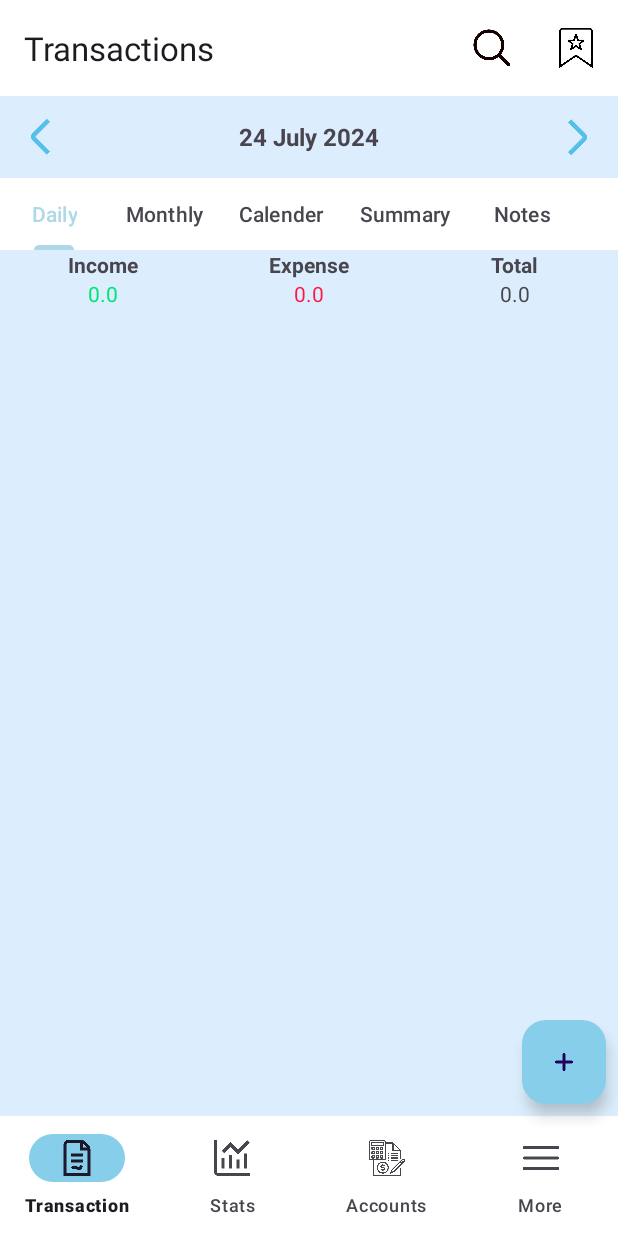
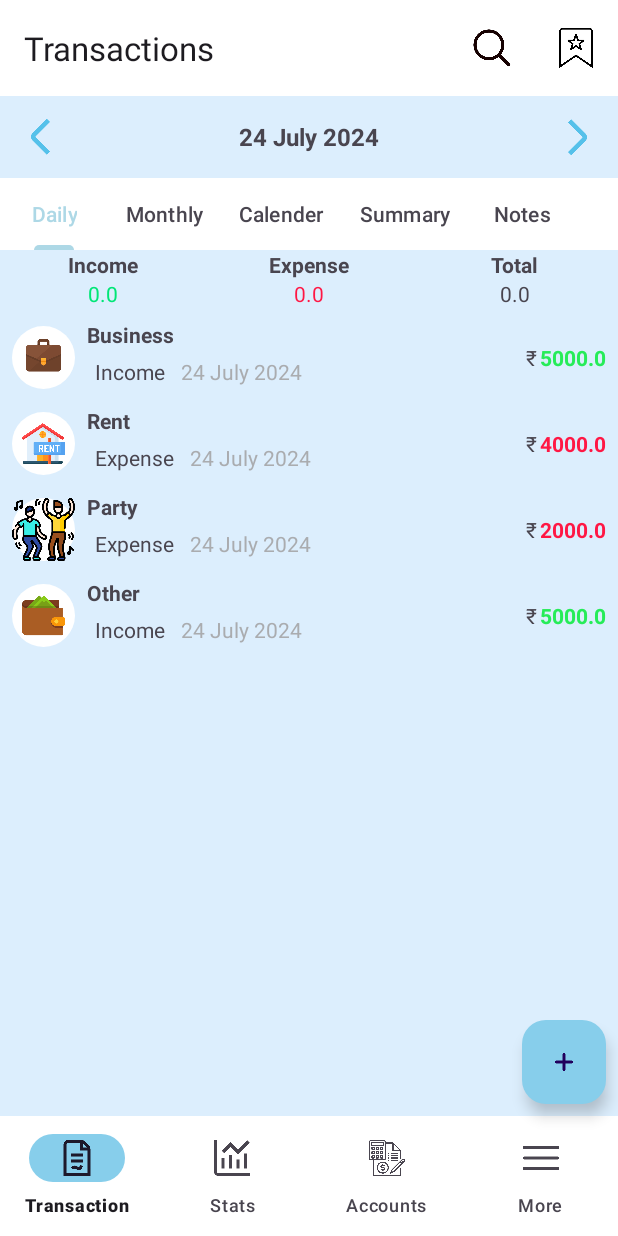
Before and after one commit to kunal07dev/Expense-Manager, an Android app: the screen it shows after launch (MainActivity), on a phone screen of 412 x 824 dp. Run offline under Robolectric (Android 15) with nearby library versions, the phone set to English and light mode, and no system bars; Roboto replaces fonts that are not available here.

Commit message:
transcation adapter done

```diff
--- a/app/build.gradle.kts
+++ b/app/build.gradle.kts
@@ -1,6 +1,7 @@
 plugins {
     id("com.android.application")
 }
+
 
 android {
     namespace = "com.example.expensemanager"
--- a/app/src/main/java/com/example/expensemanager/adapter/transcationadpt.java
+++ b/app/src/main/java/com/example/expensemanager/adapter/transcationadpt.java
@@ -14,9 +14,12 @@ import androidx.recyclerview.widget.RecyclerView;
 import com.example.expensemanager.R;
 import com.example.expensemanager.databinding.RowBinding;
 import com.example.expensemanager.models.Transcation;
+import com.example.expensemanager.models.category;
+import com.example.expensemanager.utils.constants;
 import com.example.expensemanager.utils.helper;
 
 import java.util.ArrayList;
+import java.util.Locale;
 
 public class transcationadpt extends RecyclerView.Adapter<transcationadpt.transviewholder> {
     Context context;
@@ -35,22 +38,25 @@ public class transcationadpt extends RecyclerView.Adapter<transcationadpt.transv
 
     @Override
     public void onBindViewHolder(@NonNull transviewholder holder, int position) {
-        Transcation transcation=transactions.get(position);
-        holder.binding.transam.setText((String.valueOf(transcation.getAmmount())));
+        Transcation transcation = transactions.get(position);
+        holder.binding.transam.setText(String.valueOf(transcation.getAmmount()));
         holder.binding.type.setText(transcation.getType());
-
         holder.binding.transdate.setText(helper.formatedate(transcation.getDate()));
         holder.binding.transcat.setText(transcation.getCategory());
-        if(transcation.getType().equals("Income")){
+
+        category transca = constants.getcatdetails(transcation.getCategory());
+        if (transca != null) {
+            holder.binding.categoryicon.setImageResource(transca.getCatimg());
+        } else {
+            // Set a default image or hide the icon if category is not found
+            holder.binding.categoryicon.setImageResource(R.drawable.bus); // Make sure you have a default image
+        }
+
+        if (transcation.getType().equals("Income")) {
             holder.binding.transam.setTextColor(context.getColor(R.color.green));
-
-
-        }
-        else {
+        } else {
             holder.binding.transam.setTextColor(context.getColor(R.color.red));
         }
-
-
     }
 
     @Override
--- a/app/src/main/java/com/example/expensemanager/models/Transcation.java
+++ b/app/src/main/java/com/example/expensemanager/models/Transcation.java
@@ -7,17 +7,27 @@ public class Transcation {
     private Date date;
     private double ammount;
     private long id;
+    private  String account;
 
     public Transcation() {
     }
 
-    public Transcation(String type, String category, String note, Date date, double ammount, long id) {
+    public Transcation(String type, String category, String account,String note, Date date, double ammount, long id) {
         this.type = type;
         this.category = category;
         this.note = note;
         this.date = date;
         this.ammount = ammount;
+        this.account=account;
         this.id = id;
+    }
+
+    public String getAccount() {
+        return account;
+    }
+
+    public void setAccount(String account) {
+        this.account = account;
     }
 
     public String getType() {
--- a/app/src/main/java/com/example/expensemanager/utils/constants.java
+++ b/app/src/main/java/com/example/expensemanager/utils/constants.java
@@ -9,7 +9,7 @@ public class constants {
     public static ArrayList<category> categories;
     public static void setCategories() {
         categories=new ArrayList<>();
-        categories.add(new category("Buisness", R.drawable.briefcase));
+        categories.add(new category("Business", R.drawable.briefcase));
         categories.add(new category("Party", R.drawable.dance));
         categories.add(new category("Education", R.drawable.education));
         categories.add(new category("Food", R.drawable.fast_food));
@@ -18,5 +18,14 @@ public class constants {
         categories.add(new category("Beauty", R.drawable.makeup_pouch));
         categories.add(new category("Health", R.drawable.healthcare));
         categories.add(new category("Gift", R.drawable.gift));
+        categories.add(new category("Other", R.drawable.wallet));
+    }
+    public static category getcatdetails(String catname){
+        for(category cat:categories){
+            if(cat.getCatName().equals(catname)){
+                return cat;
+            }
+        }
+        return null;
     }
 }
--- a/app/src/main/java/com/example/expensemanager/views/activities/MainActivity.java
+++ b/app/src/main/java/com/example/expensemanager/views/activities/MainActivity.java
@@ -1,59 +1,73 @@
 package com.example.expensemanager.views.activities;
 
 import androidx.appcompat.app.AppCompatActivity;
+import androidx.recyclerview.widget.LinearLayoutManager;
 
 import android.os.Bundle;
 import android.view.Menu;
 
+import com.example.expensemanager.adapter.transcationadpt;
+import com.example.expensemanager.models.Transcation;
 import com.example.expensemanager.utils.constants;
 import com.example.expensemanager.utils.helper;
 import com.example.expensemanager.views.fragments.Addtrans;
 import com.example.expensemanager.R;
 import com.example.expensemanager.databinding.ActivityMainBinding;
 
-import java.text.SimpleDateFormat;
+import java.util.ArrayList;
 import java.util.Calendar;
+import java.util.Date;
 
 public class MainActivity extends AppCompatActivity {
-   ActivityMainBinding binding;
-
-   Calendar calender;
+    ActivityMainBinding binding;
+    Calendar calendar;
 
     @Override
     protected void onCreate(Bundle savedInstanceState) {
         super.onCreate(savedInstanceState);
-        setContentView(R.layout.activity_main);
-        binding= ActivityMainBinding.inflate(getLayoutInflater());
+        binding = ActivityMainBinding.inflate(getLayoutInflater());
         setContentView(binding.getRoot());
         setSupportActionBar(binding.toolbar);
         getSupportActionBar().setTitle("Transactions");
 
+        // Initialize categories
         constants.setCategories();
 
+        calendar = Calendar.getInstance();
+        updateDate();
 
-        calender=Calendar.getInstance();
-        updateDate();
-        binding.nextdate.setOnClickListener(c->{
-            calender.add(Calendar.DATE,1);
+        binding.nextdate.setOnClickListener(c -> {
+            calendar.add(Calendar.DATE, 1);
             updateDate();
         });
-        binding.predate.setOnClickListener(c->{
-            calender.add(Calendar.DATE,-1);
+
+        binding.predate.setOnClickListener(c -> {
+            calendar.add(Calendar.DATE, -1);
             updateDate();
         });
-        binding.floatingActionButton.setOnClickListener(c->{
-            new Addtrans().show(getSupportFragmentManager(),null);
 
+        binding.floatingActionButton.setOnClickListener(c -> {
+            new Addtrans().show(getSupportFragmentManager(), null);
         });
+
+        ArrayList<Transcation> transactions = new ArrayList<>();
+        transactions.add(new Transcation("Income", "Business", "Cash", "Some note here", new Date(), 5000, 2));
+       transactions.add(new Transcation("Expense", "Rent", "Cash", "Some note here", new Date(), 4000, 3));
+        transactions.add(new Transcation("Expense", "Party", "Online", "Some note here", new Date(), 2000, 4));
+        transactions.add(new Transcation("Income", "Other", "Cash", "Some note here", new Date(), 5000, 6));
+
+        transcationadpt adapter = new transcationadpt(this, transactions);
+        binding.recycle.setLayoutManager(new LinearLayoutManager(this));
+        binding.recycle.setAdapter(adapter);
     }
-    void updateDate(){
-     //   SimpleDateFormat dateFormat=new SimpleDateFormat("dd MMMM YYYY");
-        binding.date.setText(helper.formatedate(calender.getTime()));
+
+    void updateDate() {
+        binding.date.setText(helper.formatedate(calendar.getTime()));
     }
 
     @Override
     public boolean onCreateOptionsMenu(Menu menu) {
-        getMenuInflater().inflate(R.menu.topmenu,menu);
+        getMenuInflater().inflate(R.menu.topmenu, menu);
         return super.onCreateOptionsMenu(menu);
     }
 }
--- a/app/src/main/java/com/example/expensemanager/views/fragments/Addtrans.java
+++ b/app/src/main/java/com/example/expensemanager/views/fragments/Addtrans.java
@@ -100,7 +100,7 @@ public class Addtrans extends BottomSheetDialogFragment {
 
 
                    });
-                   dialogBinding.recycleview.setLayoutManager(new GridLayoutManager(getContext(),3));
+                   dialogBinding.recycleview.setLayoutManager(new GridLayoutManager(getContext(),2));
                    dialogBinding.recycleview.setAdapter(adpter);
                    cate.show();
              });
--- a/app/src/main/res/layout/row.xml
+++ b/app/src/main/res/layout/row.xml
@@ -6,7 +6,7 @@
     android:layout_height="wrap_content">
 
     <ImageView
-        android:id="@+id/moneyicon"
+        android:id="@+id/categoryicon"
         android:layout_width="42dp"
         android:layout_height="42dp"
         android:layout_marginStart="8dp"
@@ -24,7 +24,7 @@
         android:layout_marginStart="8dp"
         android:layout_marginTop="8dp"
         android:orientation="vertical"
-        app:layout_constraintStart_toEndOf="@+id/moneyicon"
+        app:layout_constraintStart_toEndOf="@+id/categoryicon"
         app:layout_constraintTop_toTopOf="parent">
 
         <TextView
--- a/build.gradle.kts
+++ b/build.gradle.kts
@@ -1,3 +1,5 @@
+
+
 // Top-level build file where you can add configuration options common to all sub-projects/modules.
 plugins {
     id("com.android.application") version "8.2.1" apply false
```
Also changed, not shown: app/src/main/res/drawable/briefcase.png, app/src/main/res/drawable/menu.png (added), app/src/main/res/drawable/wallet.png (added).
